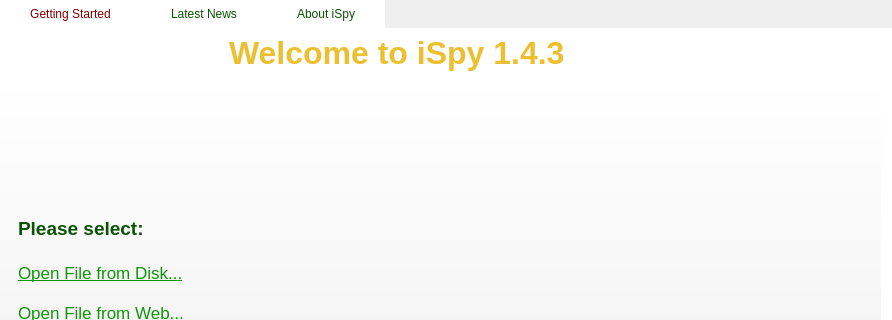
Qt form Iguana/QtGUI/src/ISpySplashScreen.ui (cms-outreach/ispy) before a commit; both pictures show x 0 to 892 and y 0 to 320 of the 892 by 582 pixel window.
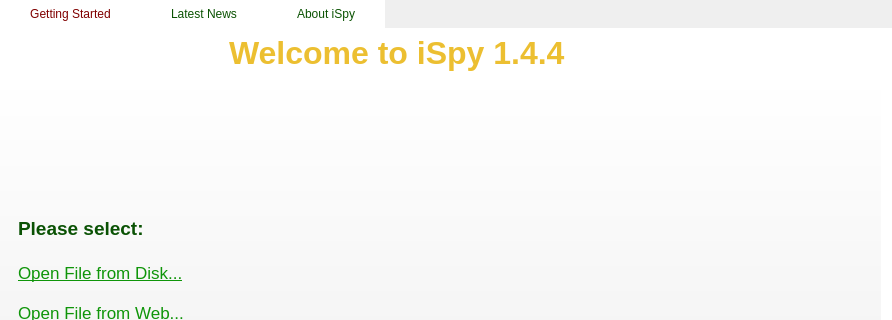
The same form after that commit. Icons and pictures are not drawn.

Diff of the .ui file:
```diff
--- a/Iguana/QtGUI/src/ISpySplashScreen.ui
+++ b/Iguana/QtGUI/src/ISpySplashScreen.ui
@@ -146,7 +146,7 @@
 </string>
             </property>
             <property name="text">
-             <string>Welcome to iSpy 1.4.3</string>
+             <string>Welcome to iSpy 1.4.4</string>
             </property>
            </widget>
           </item>
```
Left out of the diff: 2 changed lines with no effect on the pictures.
